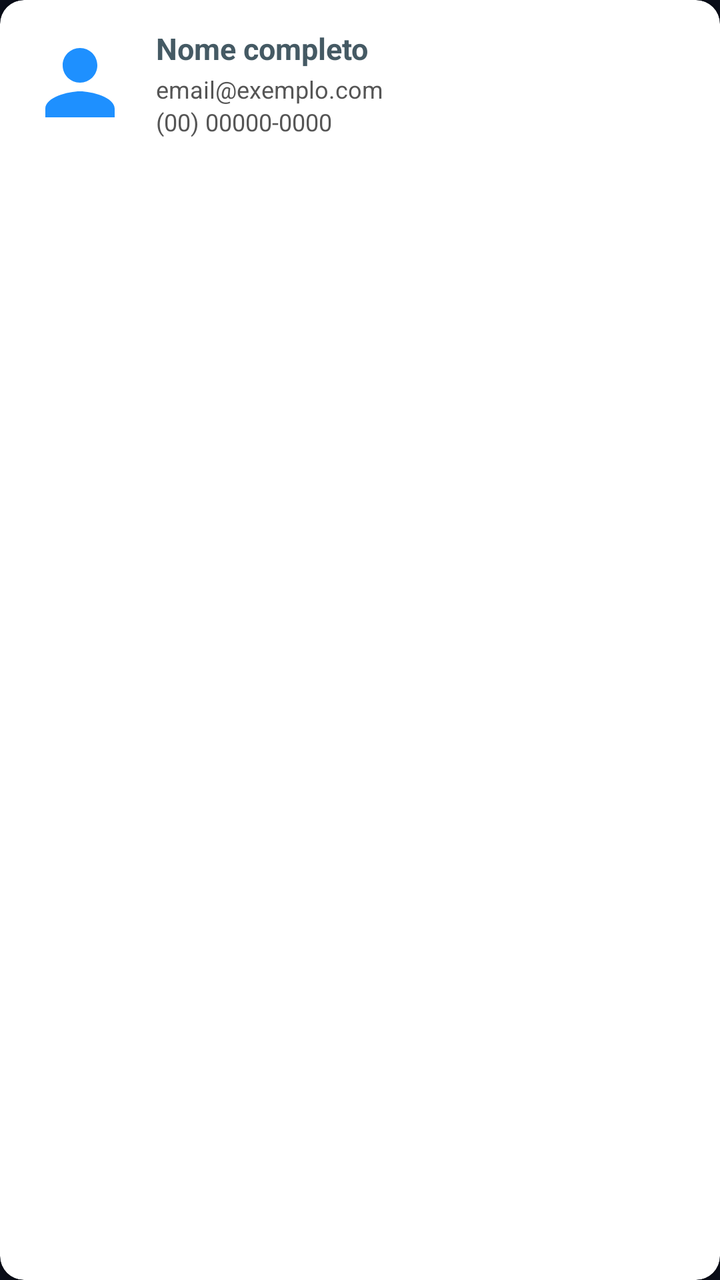
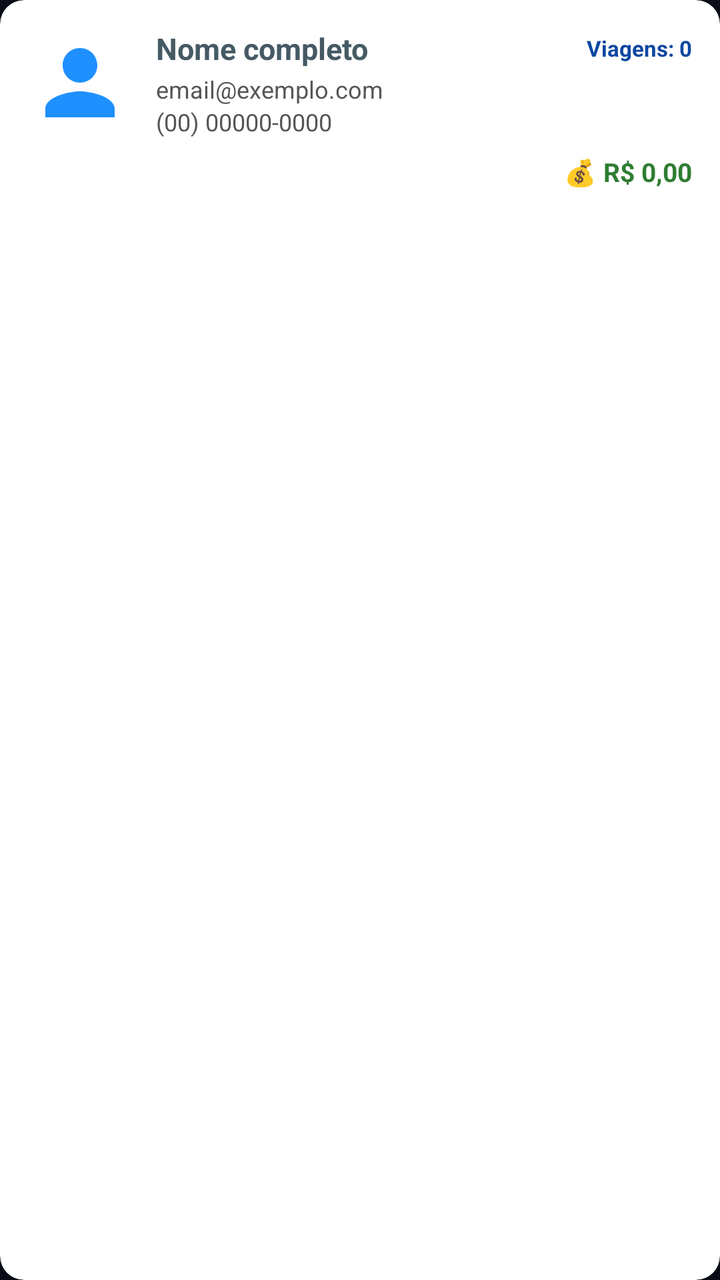

Before-and-after screenshots of an Android layout around one commit, followed by the original layout XML and the change that was made.
<!-- AndroidManifest.xml: application theme Theme.Caronas -->
<!-- res/layout/item_usuario_admin.xml -->
<?xml version="1.0" encoding="utf-8"?>
<androidx.cardview.widget.CardView xmlns:android="http://schemas.android.com/apk/res/android"
    xmlns:app="http://schemas.android.com/apk/res-auto"
    android:layout_width="match_parent"
    android:layout_height="wrap_content"
    android:layout_marginBottom="10dp"
    app:cardCornerRadius="12dp"
    app:cardBackgroundColor="#FFFFFF"
    app:cardElevation="4dp">

    <LinearLayout
        android:layout_width="match_parent"
        android:layout_height="wrap_content"
        android:orientation="horizontal"
        android:gravity="center_vertical"
        android:padding="14dp">

        <ImageView
            android:id="@+id/ivFotoUsuarioAdmin"
            android:layout_width="52dp"
            android:layout_height="52dp"
            android:scaleType="centerCrop"
            android:src="@drawable/ic_person_default"
            android:contentDescription="@null" />

        <LinearLayout
            android:layout_width="0dp"
            android:layout_height="wrap_content"
            android:layout_weight="1"
            android:layout_marginStart="12dp"
            android:orientation="vertical">

            <TextView
                android:id="@+id/tvNomeUsuarioAdmin"
                android:layout_width="match_parent"
                android:layout_height="wrap_content"
                android:textColor="@color/grafite"
                android:textSize="15sp"
                android:textStyle="bold"
                android:text="Nome completo" />

            <TextView
                android:id="@+id/tvEmailUsuarioAdmin"
                android:layout_width="match_parent"
                android:layout_height="wrap_content"
                android:textColor="#555555"
                android:textSize="12sp"
                android:layout_marginTop="2dp"
                android:text="email@exemplo.com" />

            <TextView
                android:id="@+id/tvTelefoneUsuarioAdmin"
                android:layout_width="match_parent"
                android:layout_height="wrap_content"
                android:textColor="#555555"
                android:textSize="12sp"
                android:text="(00) 00000-0000" />

            <TextView
                android:id="@+id/tvVeiculoUsuarioAdmin"
                android:layout_width="match_parent"
                android:layout_height="wrap_content"
                android:textColor="@color/grafite"
                android:textSize="12sp"
                android:layout_marginTop="4dp"
                android:visibility="gone"
                android:text="Marca Modelo — Cor — Placa AAA0A00" />

        </LinearLayout>

    </LinearLayout>

</androidx.cardview.widget.CardView>
<!-- resources referenced by this layout -->
<resources>
  <color name="grafite">#455A64</color>
  <!-- drawable ic_person_default (drawable) -->
  <?xml version="1.0" encoding="utf-8"?>
  <vector xmlns:android="http://schemas.android.com/apk/res/android"
      android:width="80dp"
      android:height="80dp"
      android:viewportWidth="24"
      android:viewportHeight="24">
      <path
          android:fillColor="#1E90FF"
          android:pathData="M12,12c2.21,0 4,-1.79 4,-4s-1.79,-4 -4,-4 -4,1.79 -4,4 1.79,4 4,4zM12,14c-2.67,0 -8,1.34 -8,4v2h16v-2c0,-2.66 -5.33,-4 -8,-4z"/>
  </vector>
  <style name="Theme.Caronas" parent="Theme.MaterialComponents.DayNight.NoActionBar">
          <item name="colorPrimary">@color/azul_neon</item>
          <item name="colorPrimaryVariant">@color/azul_neon_escuro</item>
          <item name="colorOnPrimary">@color/white</item>
          <item name="colorSecondary">@color/azul_neon</item>
          <item name="colorSecondaryVariant">@color/azul_neon_escuro</item>
          <item name="colorOnSecondary">@color/white</item>
          <item name="android:statusBarColor">@color/fundo_escuro</item>
          <item name="android:windowBackground">@color/fundo_escuro</item>
      </style>
  <color name="azul_neon">#1E90FF</color>
  <color name="azul_neon_escuro">#0D47A1</color>
  <color name="white">#FFFFFFFF</color>
  <color name="fundo_escuro">#0A0E1A</color>
</resources>

<!-- the commit's change to res/layout/item_usuario_admin.xml (unified diff, before → after) -->
@@ -11,62 +11,101 @@
     <LinearLayout
         android:layout_width="match_parent"
         android:layout_height="wrap_content"
-        android:orientation="horizontal"
-        android:gravity="center_vertical"
+        android:orientation="vertical"
         android:padding="14dp">
 
-        <ImageView
-            android:id="@+id/ivFotoUsuarioAdmin"
-            android:layout_width="52dp"
-            android:layout_height="52dp"
-            android:scaleType="centerCrop"
-            android:src="@drawable/ic_person_default"
-            android:contentDescription="@null" />
+        <LinearLayout
+            android:layout_width="match_parent"
+            android:layout_height="wrap_content"
+            android:orientation="horizontal"
+            android:gravity="center_vertical">
 
-        <LinearLayout
-            android:layout_width="0dp"
-            android:layout_height="wrap_content"
-            android:layout_weight="1"
-            android:layout_marginStart="12dp"
-            android:orientation="vertical">
+            <ImageView
+                android:id="@+id/ivFotoUsuarioAdmin"
+                android:layout_width="52dp"
+                android:layout_height="52dp"
+                android:scaleType="centerCrop"
+                android:src="@drawable/ic_person_default"
+                android:contentDescription="@null" />
 
-            <TextView
-                android:id="@+id/tvNomeUsuarioAdmin"
-                android:layout_width="match_parent"
+            <LinearLayout
+                android:layout_width="0dp"
                 android:layout_height="wrap_content"
-                android:textColor="@color/grafite"
-                android:textSize="15sp"
-                android:textStyle="bold"
-                android:text="Nome completo" />
+                android:layout_weight="1"
+                android:layout_marginStart="12dp"
+                android:orientation="vertical">
 
-            <TextView
-                android:id="@+id/tvEmailUsuarioAdmin"
-                android:layout_width="match_parent"
-                android:layout_height="wrap_content"
-                android:textColor="#555555"
-                android:textSize="12sp"
-                android:layout_marginTop="2dp"
-                android:text="email@exemplo.com" />
+                <LinearLayout
+                    android:layout_width="match_parent"
+                    android:layout_height="wrap_content"
+                    android:orientation="horizontal"
+                    android:gravity="center_vertical">
 
-            <TextView
-                android:id="@+id/tvTelefoneUsuarioAdmin"
-                android:layout_width="match_parent"
-                android:layout_height="wrap_content"
-                android:textColor="#555555"
-                android:textSize="12sp"
-                android:text="(00) 00000-0000" />
+                    <TextView
+                        android:id="@+id/tvNomeUsuarioAdmin"
+                        android:layout_width="0dp"
+                        android:layout_weight="1"
+                        android:layout_height="wrap_content"
+                        android:textColor="@color/grafite"
+                        android:textSize="15sp"
+                        android:textStyle="bold"
+                        android:text="Nome completo" />
 
-            <TextView
-                android:id="@+id/tvVeiculoUsuarioAdmin"
-                android:layout_width="match_parent"
-                android:layout_height="wrap_content"
-                android:textColor="@color/grafite"
-                android:textSize="12sp"
-                android:layout_marginTop="4dp"
-                android:visibility="gone"
-                android:text="Marca Modelo — Cor — Placa AAA0A00" />
+                    
+                    <TextView
+                        android:id="@+id/tvViagensUsuarioAdmin"
+                        android:layout_width="wrap_content"
+                        android:layout_height="wrap_content"
+                        android:layout_marginStart="6dp"
+                        android:textColor="@color/azul_neon_escuro"
+                        android:textSize="11sp"
+                        android:textStyle="bold"
+                        android:text="Viagens: 0" />
+
+                </LinearLayout>
+
+                <TextView
+                    android:id="@+id/tvEmailUsuarioAdmin"
+                    android:layout_width="match_parent"
+                    android:layout_height="wrap_content"
+                    android:textColor="#555555"
+                    android:textSize="12sp"
+                    android:layout_marginTop="2dp"
+                    android:text="email@exemplo.com" />
+
+                <TextView
+                    android:id="@+id/tvTelefoneUsuarioAdmin"
+                    android:layout_width="match_parent"
+                    android:layout_height="wrap_content"
+                    android:textColor="#555555"
+                    android:textSize="12sp"
+                    android:text="(00) 00000-0000" />
+
+                <TextView
+                    android:id="@+id/tvVeiculoUsuarioAdmin"
+                    android:layout_width="match_parent"
+                    android:layout_height="wrap_content"
+                    android:textColor="@color/grafite"
+                    android:textSize="12sp"
+                    android:layout_marginTop="4dp"
+                    android:visibility="gone"
+                    android:text="Marca Modelo — Cor — Placa AAA0A00" />
+
+            </LinearLayout>
 
         </LinearLayout>
+
+        
+        <TextView
+            android:id="@+id/tvValorUsuarioAdmin"
+            android:layout_width="match_parent"
+            android:layout_height="wrap_content"
+            android:layout_marginTop="8dp"
+            android:gravity="end"
+            android:textColor="#2E7D32"
+            android:textSize="13sp"
+            android:textStyle="bold"
+            android:text="💰 R$ 0,00" />
 
     </LinearLayout>
 
<!-- resource entries referenced after the edit -->
@@ -1,5 +1,6 @@
 <!-- resources referenced by this layout -->
 <resources>
+  <color name="azul_neon_escuro">#0D47A1</color>
   <color name="grafite">#455A64</color>
   <!-- drawable ic_person_default (drawable) -->
   <?xml version="1.0" encoding="utf-8"?>
@@ -23,7 +24,6 @@
           <item name="android:windowBackground">@color/fundo_escuro</item>
       </style>
   <color name="azul_neon">#1E90FF</color>
-  <color name="azul_neon_escuro">#0D47A1</color>
   <color name="white">#FFFFFFFF</color>
   <color name="fundo_escuro">#0A0E1A</color>
 </resources>
